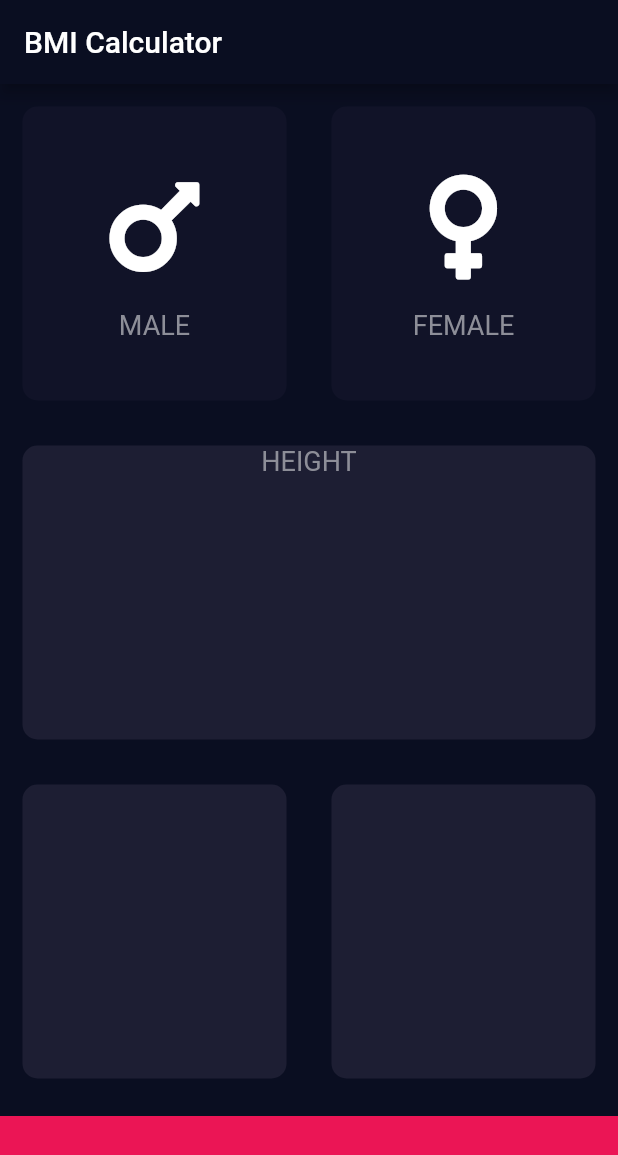
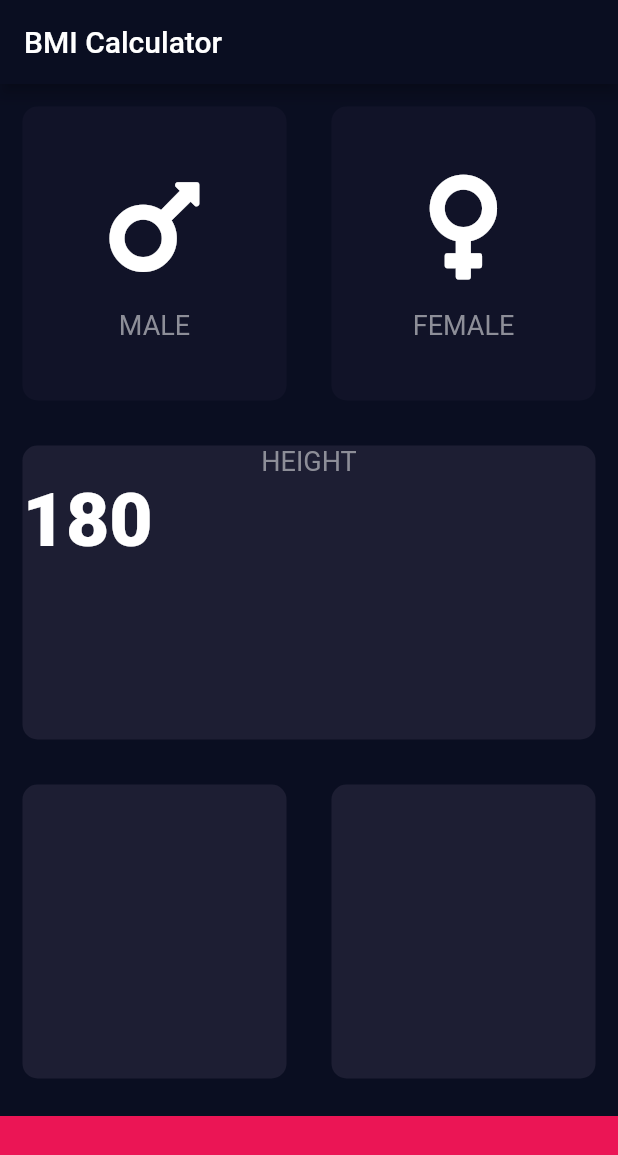
Before and after one commit to harshilgupta-dev/BMI_Calculator_App, a Flutter app: the screen it shows after launch, on a phone screen of 412 x 824 dp. Shown: the top 1155 px of the screen. Run offline on Flutter 3.47's test engine with Material 2 defaults, Android fonts, the phone set to English and light mode, and no system bars; our stand-ins replace font_awesome_flutter.

Commit message:
create new kNumberTextStyle constant variable in constants.dart

```diff
--- a/lib/1.input_page.dart
+++ b/lib/1.input_page.dart
@@ -74,6 +74,14 @@ class _InputPageState extends State<InputPage> {
                       Text(
                         'HEIGHT',
                         style: kLabelTextStyle,
+                      ),
+                      Row(
+                        children: [
+                          Text(
+                            '180',
+                            style: kNumberTextStyle,
+                          )
+                        ],
                       )
                     ],
                   ),
--- a/lib/constants.dart
+++ b/lib/constants.dart
@@ -9,3 +9,5 @@ const kBottomContainerHeight = 80.0;
 const kActiveCardColour = Color(0xFF1D1E33);
 const kInactiveCardColour = Color(0xFF111328);
 const kBottomContainerColour = Color(0xFFEB1555);
+
+const kNumberTextStyle = TextStyle(fontWeight: FontWeight.w900, fontSize: 50.0);
```
Lines whose indentation alone changed are shown as unchanged.
